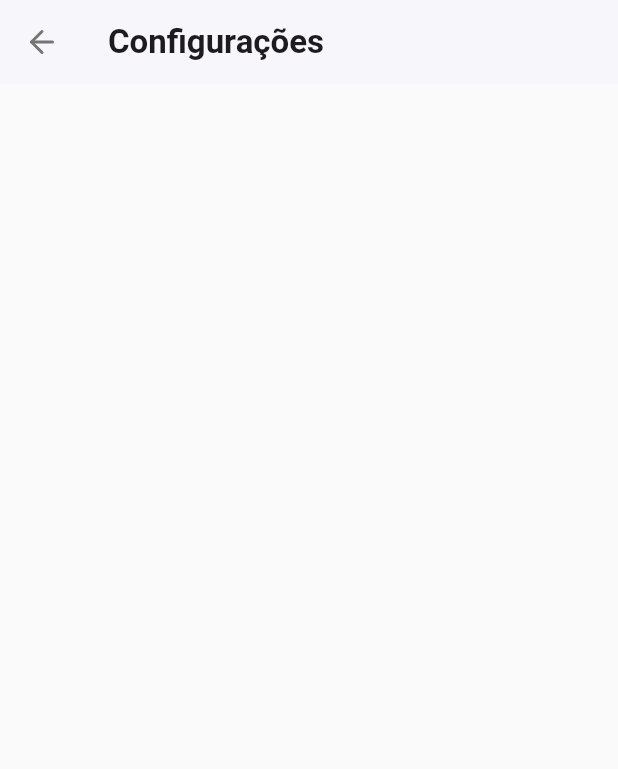
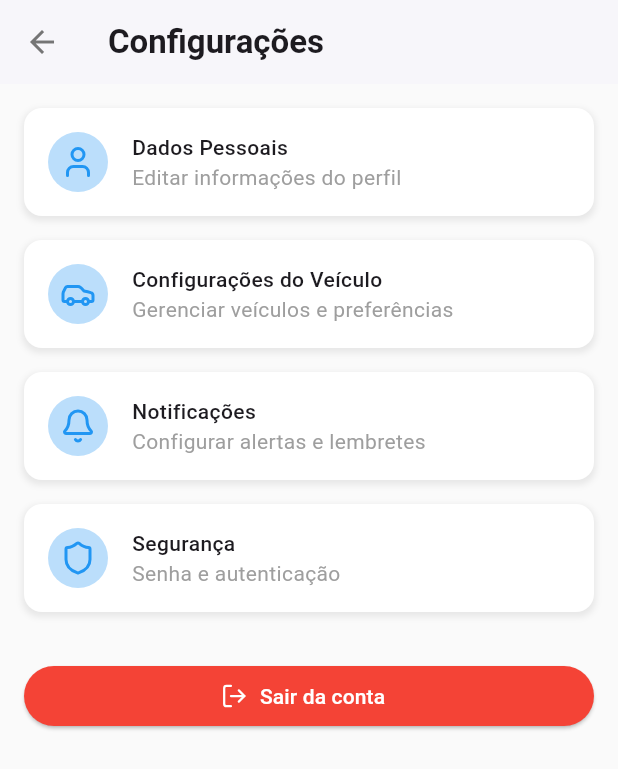
Before and after one commit to EstevaoSillva/repositorio_front_flutter, a Flutter app: the SettingsPage screen opened by its route, on a phone screen of 412 x 824 dp. Shown: the top 769 px of the screen. Run offline on Flutter 3.47's test engine with Material 3 defaults, Android fonts, the phone set to English and light mode, and no system bars; our stand-ins replace dio, flutter_svg, fluttertoast, get, lucide_icons, shared_preferences; accounts and stored records are empty; network calls fail.

Commit message:
implementação do settings e logout

```diff
--- /dev/null
+++ b/lib/features/settings/bindings/settings_binding.dart
@@ -0,0 +1,9 @@
+import 'package:get/get.dart';
+import '../controllers/settings_controller.dart';
+
+class SettingsBinding extends Bindings {
+  @override
+  void dependencies() {
+    Get.lazyPut<SettingsController>(() => SettingsController());
+  }
+}
--- /dev/null
+++ b/lib/features/settings/controllers/settings_controller.dart
@@ -0,0 +1,45 @@
+import 'package:get/get.dart';
+import 'package:fluttertoast/fluttertoast.dart';
+import 'package:flutter/material.dart';
+import 'package:manutencar_mobile/shared/config/config.dart';
+import 'package:shared_preferences/shared_preferences.dart';
+
+class SettingsController extends GetxController {
+  // Variáveis observáveis (se precisar)
+  var isLoading = false.obs;
+  var errorMessage = ''.obs;
+
+  // Métodos
+
+  // Exemplo: Método para lidar com o logout
+  Future<void> handleLogout() async {
+    try {
+      isLoading.value = true;
+      // Limpar dados do usuário (exemplo: token, etc.)
+      SharedPreferences prefs = await SharedPreferences.getInstance();
+      await prefs.remove('accessToken'); // Substitua pela sua chave de token
+      // Exibir Toast
+      showToast("Logout realizado");
+      // Redirecionar para a tela de login
+      Get.offAllNamed(ApiConfig.authLogin); // Use suas rotas GetX
+    } catch (e) {
+      errorMessage.value = "Erro ao fazer logout: $e";
+      Get.snackbar("Erro", errorMessage.value);
+    } finally {
+      isLoading.value = false;
+    }
+  }
+
+  // Método para exibir Toast
+  void showToast(String message) {
+    Fluttertoast.showToast(
+      msg: message,
+      toastLength: Toast.LENGTH_SHORT,
+      gravity: ToastGravity.BOTTOM,
+      timeInSecForIosWeb: 1,
+      backgroundColor: Colors.grey[800],
+      textColor: Colors.white,
+      fontSize: 16.0,
+    );
+  }
+}
--- a/lib/features/settings/pages/settings_page.dart
+++ b/lib/features/settings/pages/settings_page.dart
@@ -1,9 +1,10 @@
 import 'package:flutter/material.dart';
-import 'package:lucide_icons/lucide_icons.dart';
-import 'package:fluttertoast/fluttertoast.dart';
+import 'package:get/get.dart';
+import '../controllers/settings_controller.dart';
+import '../views/settings_view.dart';
 
-class SettingsPage extends StatelessWidget {
-  const SettingsPage({super.key});
+class SettingsPage extends GetView<SettingsController> {
+  const SettingsPage({Key? key}) : super(key: key);
 
   @override
   Widget build(BuildContext context) {
@@ -13,158 +14,15 @@ class SettingsPage extends StatelessWidget {
         backgroundColor: Colors.white,
         elevation: 1,
         leading: IconButton(
-          icon: Icon(LucideIcons.arrowLeft, color: Colors.grey[600]),
-          onPressed: () => Navigator.pop(context),
+          icon: Icon(Icons.arrow_back, color: Colors.grey[600]),
+          onPressed: () => Get.back(), // Usar Get.back() para navegação
         ),
         title: Text('Configurações', style: TextStyle(fontWeight: FontWeight.w600)),
       ),
       body: Padding(
         padding: const EdgeInsets.all(16.0),
-        child: SettingsList(),
+        child: SettingsView(),
       ),
     );
   }
 }
-
-class SettingsList extends StatefulWidget {
-  const SettingsList({super.key});
-
-  @override
-  _SettingsListState createState() => _SettingsListState();
-}
-
-class _SettingsListState extends State<SettingsList>
-    with SingleTickerProviderStateMixin {
-  late AnimationController _animationController;
-  late Animation<double> _opacityAnimation;
-  late Animation<Offset> _slideAnimation;
-
-  @override
-  void initState() {
-    super.initState();
-    _animationController = AnimationController(
-      duration: const Duration(milliseconds: 300),
-      vsync: this,
-    );
-    _opacityAnimation = Tween<double>(begin: 0, end: 1).animate(
-        CurvedAnimation(parent: _animationController, curve: Curves.easeOut));
-    _slideAnimation = Tween<Offset>(begin: Offset(0, 0.1), end: Offset.zero)
-        .animate(
-            CurvedAnimation(parent: _animationController, curve: Curves.easeOut));
-    _animationController.forward();
-  }
-
-  @override
-  void dispose() {
-    _animationController.dispose();
-    super.dispose();
-  }
-
-  void _showToast(String message) {
-    Fluttertoast.showToast(
-      msg: message,
-      toastLength: Toast.LENGTH_SHORT,
-      gravity: ToastGravity.BOTTOM,
-      timeInSecForIosWeb: 1,
-      backgroundColor: Colors.grey[800],
-      textColor: Colors.white,
-      fontSize: 16.0,
-    );
-  }
-
-  void _handleLogout(BuildContext context) {
-    _showToast("Logout realizado");
-    Navigator.pushReplacementNamed(context, '/login');
-  }
-
-  Widget _buildMenuItem(
-      BuildContext context, IconData icon, String title, String subtitle,
-      {required VoidCallback onTap}) {
-    return InkWell(
-      onTap: onTap,
-      child: Container(
-        width: double.infinity,
-        padding: EdgeInsets.all(16),
-        decoration: BoxDecoration(
-          color: Colors.white,
-          borderRadius: BorderRadius.circular(12),
-          boxShadow: [
-            BoxShadow(
-              color: Colors.grey.withOpacity(0.2),
-              spreadRadius: 1,
-              blurRadius: 3,
-              offset: Offset(0, 2),
-            ),
-          ],
-        ),
-        child: Row(
-          crossAxisAlignment: CrossAxisAlignment.start,
-          children: [
-            Container(
-              padding: EdgeInsets.all(8),
-              decoration: BoxDecoration(
-                color: Colors.blue[100],
-                borderRadius: BorderRadius.circular(100),
-              ),
-              child: Icon(icon, color: Colors.blue),
-            ),
-            SizedBox(width: 16),
-            Expanded(
-              child: Column(
-                crossAxisAlignment: CrossAxisAlignment.start,
-                children: [
-                  Text(title, style: TextStyle(fontWeight: FontWeight.w500)),
-                  Text(subtitle, style: TextStyle(color: Colors.grey[500], fontSize: 14)),
-                ],
-              ),
-            ),
-          ],
-        ),
-      ),
-    );
-  }
-
-  @override
-  Widget build(BuildContext context) {
-    return AnimatedOpacity(
-      opacity: _opacityAnimation.value,
-      duration: Duration(milliseconds: 300),
-      child: SlideTransition(
-        position: _slideAnimation,
-        child: Column(
-          children: [
-            _buildMenuItem(context, LucideIcons.user, 'Dados Pessoais',
-                'Editar informações do perfil',
-                onTap: () => Navigator.pushNamed(context, '/settings/profile')),
-            SizedBox(height: 16),
-            _buildMenuItem(context, LucideIcons.car, 'Configurações do Veículo',
-                'Gerenciar veículos e preferências',
-                onTap: () => Navigator.pushNamed(context, '/settings/vehicle')),
-            SizedBox(height: 16),
-            _buildMenuItem(context, LucideIcons.bell, 'Notificações',
-                'Configurar alertas e lembretes',
-                onTap: () =>
-                    Navigator.pushNamed(context, '/settings/notifications')),
-            SizedBox(height: 16),
-            _buildMenuItem(context, LucideIcons.shield, 'Segurança',
-                'Senha e autenticação',
-                onTap: () => Navigator.pushNamed(context, '/settings/security')),
-            SizedBox(height: 32),
-            SizedBox(
-              width: double.infinity,
-              child: ElevatedButton.icon(
-                onPressed: () => _handleLogout(context),
-                icon: Icon(LucideIcons.logOut),
-                label: Text('Sair da conta'),
-                style: ElevatedButton.styleFrom(
-                  backgroundColor: Colors.red,
-                  foregroundColor: Colors.white,
-                ),
-              ),
-            ),
-          ],
-        ),
-      ),
-    );
-  }
-}
--- /dev/null
+++ b/lib/features/settings/views/settings_view.dart
@@ -0,0 +1,69 @@
+import 'package:flutter/material.dart';
+import 'package:get/get.dart';
+import '../controllers/settings_controller.dart';
+import '../widgets/settings_menu_item.dart';
+import 'package:lucide_icons/lucide_icons.dart'; // Importe seus ícones
+
+class SettingsView extends StatelessWidget {
+  const SettingsView({Key? key}) : super(key: key);
+
+  @override
+  Widget build(BuildContext context) {
+    final SettingsController controller = Get.find(); // Encontre o controlador
+
+    return GetBuilder<SettingsController>( // Use GetBuilder
+      init: controller,
+      builder: (_) {
+        return AnimatedOpacity(
+          opacity: 1.0, // Você pode adicionar animações aqui se precisar
+          duration: Duration(milliseconds: 300),
+          child: Column(
+            children: [
+              SettingsMenuItem(
+                icon: LucideIcons.user,
+                title: 'Dados Pessoais',
+                subtitle: 'Editar informações do perfil',
+                onTap: () => Get.toNamed('/settings/profile'), // Use suas rotas GetX
+              ),
+              SizedBox(height: 16),
+              SettingsMenuItem(
+                icon: LucideIcons.car,
+                title: 'Configurações do Veículo',
+                subtitle: 'Gerenciar veículos e preferências',
+                onTap: () => Get.toNamed('/settings/vehicle'), // Use suas rotas GetX
+              ),
+              SizedBox(height: 16),
+              SettingsMenuItem(
+                icon: LucideIcons.bell,
+                title: 'Notificações',
+                subtitle: 'Configurar alertas e lembretes',
+                onTap: () =>
+                    Get.toNamed('/settings/notifications'), // Use suas rotas GetX
+              ),
+              SizedBox(height: 16),
+              SettingsMenuItem(
+                icon: LucideIcons.shield,
+                title: 'Segurança',
+                subtitle: 'Senha e autenticação',
+                onTap: () => Get.toNamed('/settings/security'), // Use suas rotas GetX
+              ),
+              SizedBox(height: 32),
+              SizedBox(
+                width: double.infinity,
+                child: ElevatedButton.icon(
+                  onPressed: () => controller.handleLogout(), // Chamar o método do controlador
+                  icon: Icon(LucideIcons.logOut),
+                  label: Text('Sair da conta'),
+                  style: ElevatedButton.styleFrom(
+                    backgroundColor: Colors.red,
+                    foregroundColor: Colors.white,
+                  ),
+                ),
+              ),
+            ],
+          ),
+        );
+      },
+    );
+  }
+}
--- /dev/null
+++ b/lib/features/settings/widgets/settings_menu_item.dart
@@ -0,0 +1,62 @@
+import 'package:flutter/material.dart';
+
+class SettingsMenuItem extends StatelessWidget {
+  final IconData icon;
+  final String title;
+  final String subtitle;
+  final VoidCallback onTap;
+
+  const SettingsMenuItem({
+    Key? key,
+    required this.icon,
+    required this.title,
+    required this.subtitle,
+    required this.onTap,
+  }) : super(key: key);
+
+  @override
+  Widget build(BuildContext context) {
+    return InkWell(
+      onTap: onTap,
+      child: Container(
+        width: double.infinity,
+        padding: EdgeInsets.all(16),
+        decoration: BoxDecoration(
+          color: Colors.white,
+          borderRadius: BorderRadius.circular(12),
+          boxShadow: [
+            BoxShadow(
+              color: Colors.grey.withOpacity(0.2),
+              spreadRadius: 1,
+              blurRadius: 3,
+              offset: Offset(0, 2),
+            ),
+          ],
+        ),
+        child: Row(
+          crossAxisAlignment: CrossAxisAlignment.start,
+          children: [
+            Container(
+              padding: EdgeInsets.all(8),
+              decoration: BoxDecoration(
+                color: Colors.blue[100],
+                borderRadius: BorderRadius.circular(100),
+              ),
+              child: Icon(icon, color: Colors.blue),
+            ),
+            SizedBox(width: 16),
+            Expanded(
+              child: Column(
+                crossAxisAlignment: CrossAxisAlignment.start,
+                children: [
+                  Text(title, style: TextStyle(fontWeight: FontWeight.w500)),
+                  Text(subtitle, style: TextStyle(color: Colors.grey[500], fontSize: 14)),
+                ],
+              ),
+            ),
+          ],
+        ),
+      ),
+    );
+  }
+}
--- a/lib/main.dart
+++ b/lib/main.dart
@@ -2,13 +2,17 @@ import 'package:flutter/material.dart';
 import 'package:get/get.dart';
 import 'package:intl/date_symbol_data_local.dart';
 
+// Views
+import 'features/home/views/home_view.dart';
+
+// Pages
 import 'features/auth/pages/login_page.dart';
-import 'features/home/views/home_view.dart';
 import 'features/auth/pages/register_page.dart';
 import 'features/settings/pages/settings_page.dart';
 import 'features/vehicles/pages/vehicle_page.dart';
 
 // Controllers
+import 'features/settings/controllers/settings_controller.dart';
 import 'features/vehicles/controllers/vehicle_controller.dart';
 import 'features/auth/controllers/auth_controller.dart';
 import 'features/home/controllers/home_controller.dart';
@@ -29,6 +33,7 @@ class MyApp extends StatelessWidget {
     Get.put(AuthController());
     Get.put(VehicleController());
     Get.put(HomeController());
+    Get.put(SettingsController());
 
     return GetMaterialApp(
       title: 'ManutenCAR',
```
